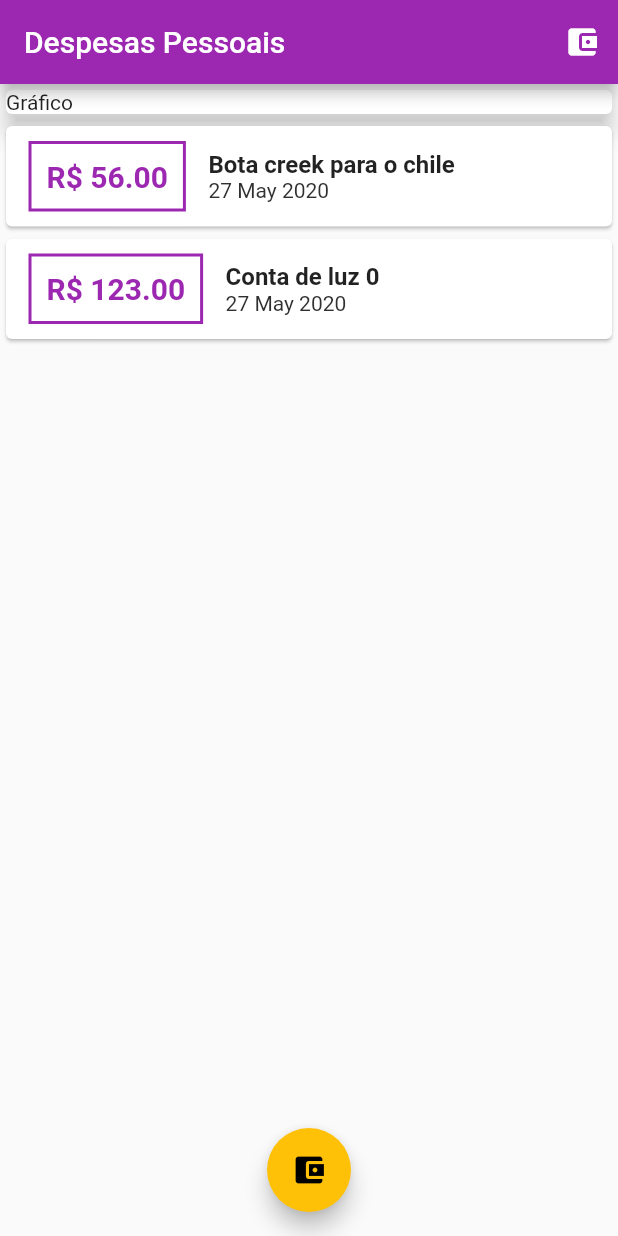
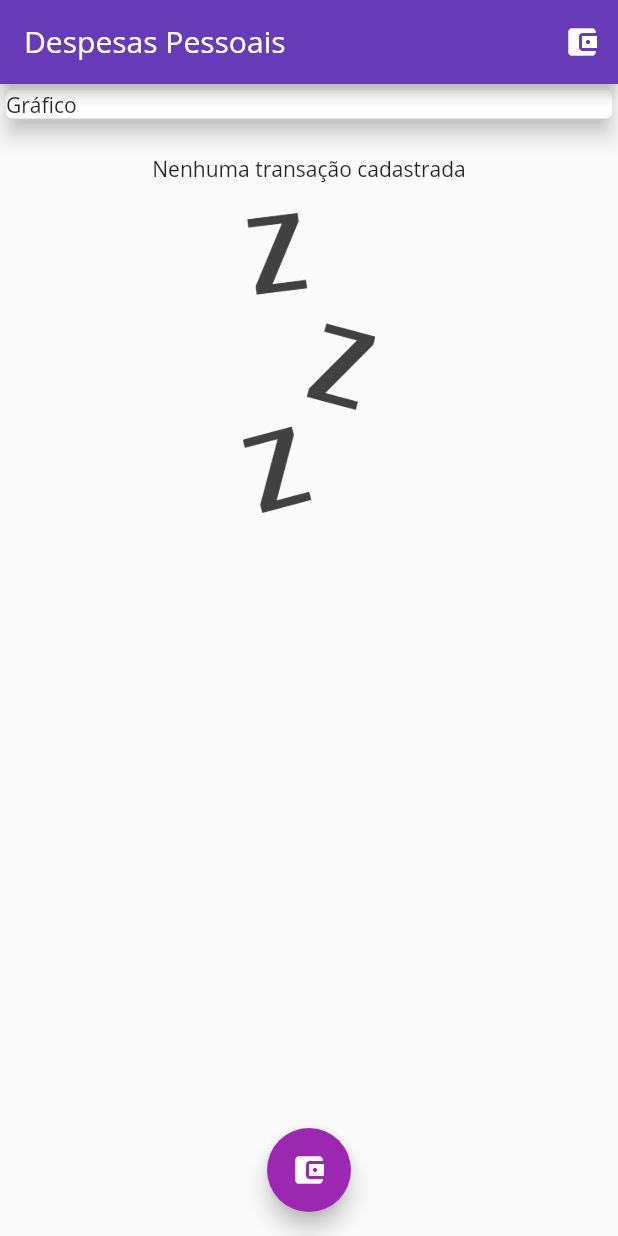
Before and after one commit to beugenio/flutter-expenses, a Flutter app: the screen it shows after launch, on a phone screen of 412 x 824 dp. Run offline on Flutter 3.47's test engine with Material 2 defaults, Android fonts, the phone set to English and light mode, and no system bars.

Commit message:
adição de fontes, mudando a lista para aparecer imagem quando vazia

```diff
--- a/lib/components/transaction_list.dart
+++ b/lib/components/transaction_list.dart
@@ -14,7 +14,23 @@ class TransactionList extends StatelessWidget {
   Widget build(BuildContext context){
     return Container(
       height: 300,
-      child: ListView.builder(
+      child: transactions.isEmpty ? Column(
+         children: <Widget>[
+           SizedBox(height: 20),
+           Text(
+             'Nenhuma transação cadastrada',
+
+           ),
+           Container(
+             height: 200,
+             margin: EdgeInsets.only(top: 20),
+             child: Image.asset(
+               'assets/images/waiting.png',
+                fit: BoxFit.cover,
+                ),
+           )
+          ],
+        ) : ListView.builder(
         itemCount: transactions.length,
         itemBuilder: (ctx, index){
 
--- a/lib/main.dart
+++ b/lib/main.dart
@@ -14,8 +14,9 @@ class ExpensesApp extends StatelessWidget{
     return MaterialApp(
       home: MyHomePage(),
       theme: ThemeData(
-        primarySwatch: Colors.purple,
-        accentColor: Colors.amber,
+        primarySwatch: Colors.deepPurple,
+        accentColor: Colors.purple,
+        fontFamily: 'OpenSans',
       ),
 
     );
@@ -30,8 +31,8 @@ class MyHomePage extends StatefulWidget{
 
 class _MyHomePageState extends State<MyHomePage> {
 
-     final _transactions = [
-    Transaction(
+     final List<Transaction> _transactions = [
+    /* Transaction(
       id: 't1',
       title: 'Bota creek para o chile',
       value: 56.00,
@@ -42,7 +43,7 @@ class _MyHomePageState extends State<MyHomePage> {
       title: 'Conta de luz 0',
       value: 123.00,
       date: DateTime.now()
-    ),
+    ), */
   ];
 
    _addTransaction(String title, double value){
```
Also changed, not shown: pubspec.yaml (+13 -8 lines), assets/fonts/OpenSans-Bold.ttf (added), assets/fonts/OpenSans-Regular.ttf (added), assets/fonts/Quicksand-Bold.ttf (added), assets/fonts/Quicksand-Light.ttf (added), assets/fonts/Quicksand-Medium.ttf (added), assets/fonts/Quicksand-Regular.ttf (added), assets/images/waiting.png (added).
